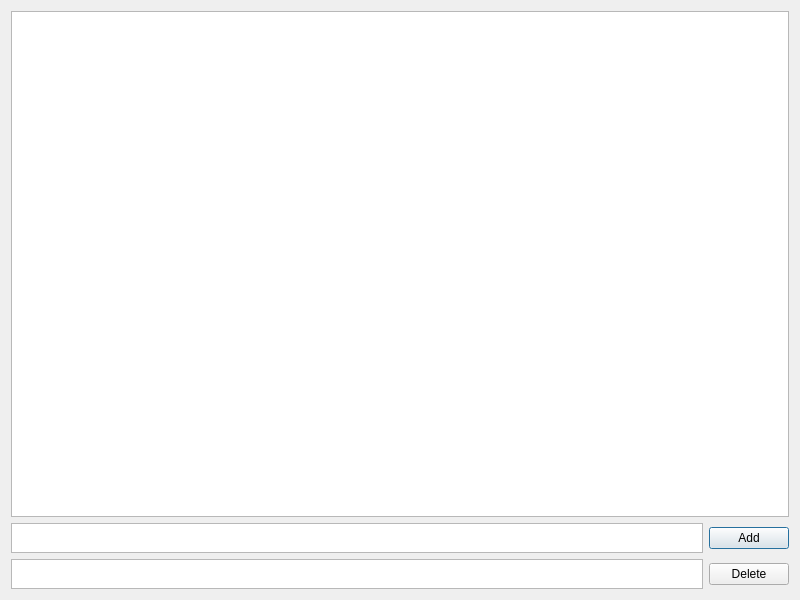
Above: dialog.ui from datism/RedBlackTreeVisualize before the change. Below: the same form after it.
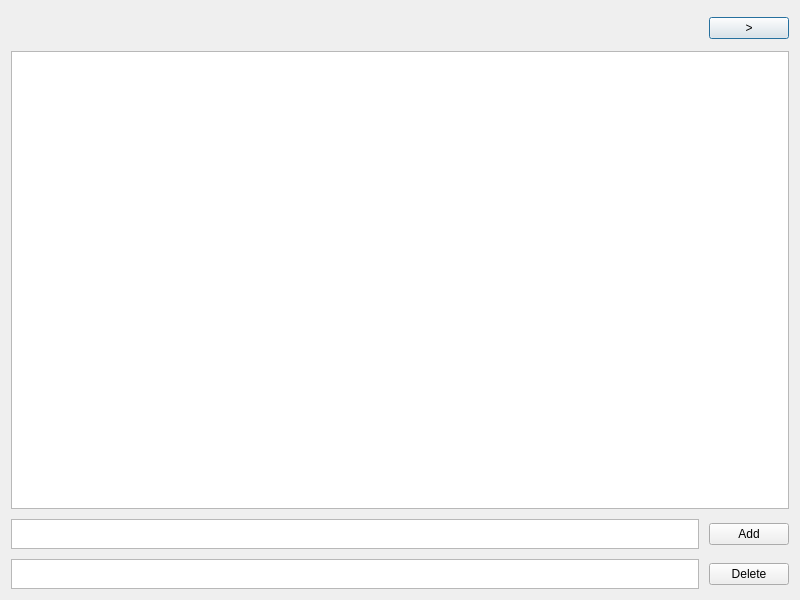
That is the form after the change.

The edit to the form file:
```diff
--- a/dialog.ui
+++ b/dialog.ui
@@ -14,8 +14,53 @@
    <string>Dialog</string>
   </property>
   <layout class="QVBoxLayout" name="verticalLayout_2">
+   <item>
+    <layout class="QHBoxLayout" name="horizontalLayout_2">
+     <item>
+      <layout class="QVBoxLayout" name="verticalLayout_3">
+       <item>
+        <widget class="QLabel" name="stateLabel">
+         <property name="text">
+          <string/>
+         </property>
+        </widget>
+       </item>
+       <item>
+        <widget class="QLabel" name="stepLabel">
+         <property name="text">
+          <string/>
+         </property>
+        </widget>
+       </item>
+      </layout>
+     </item>
+     <item>
+      <spacer name="horizontalSpacer">
+       <property name="orientation">
+        <enum>Qt::Horizontal</enum>
+       </property>
+       <property name="sizeHint" stdset="0">
+        <size>
+         <width>40</width>
+         <height>20</height>
+        </size>
+       </property>
+      </spacer>
+     </item>
+     <item>
+      <widget class="QPushButton" name="continueButton">
+       <property name="text">
+        <string>&gt;</string>
+       </property>
+      </widget>
+     </item>
+    </layout>
+   </item>
    <item>
     <layout class="QVBoxLayout" name="verticalLayout" stretch="1,0">
+     <property name="spacing">
+      <number>10</number>
+     </property>
      <item>
       <widget class="QGraphicsView" name="graphicsView"/>
      </item>
```
Left out of the diff: 34 changed lines with no effect on the pictures.
